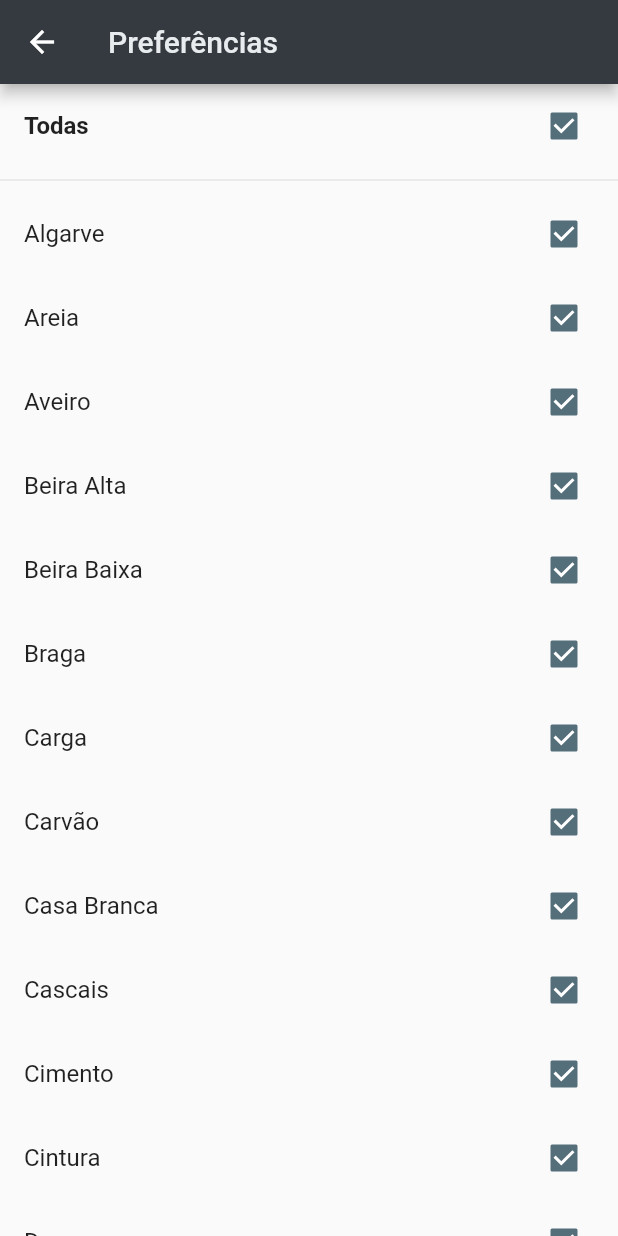
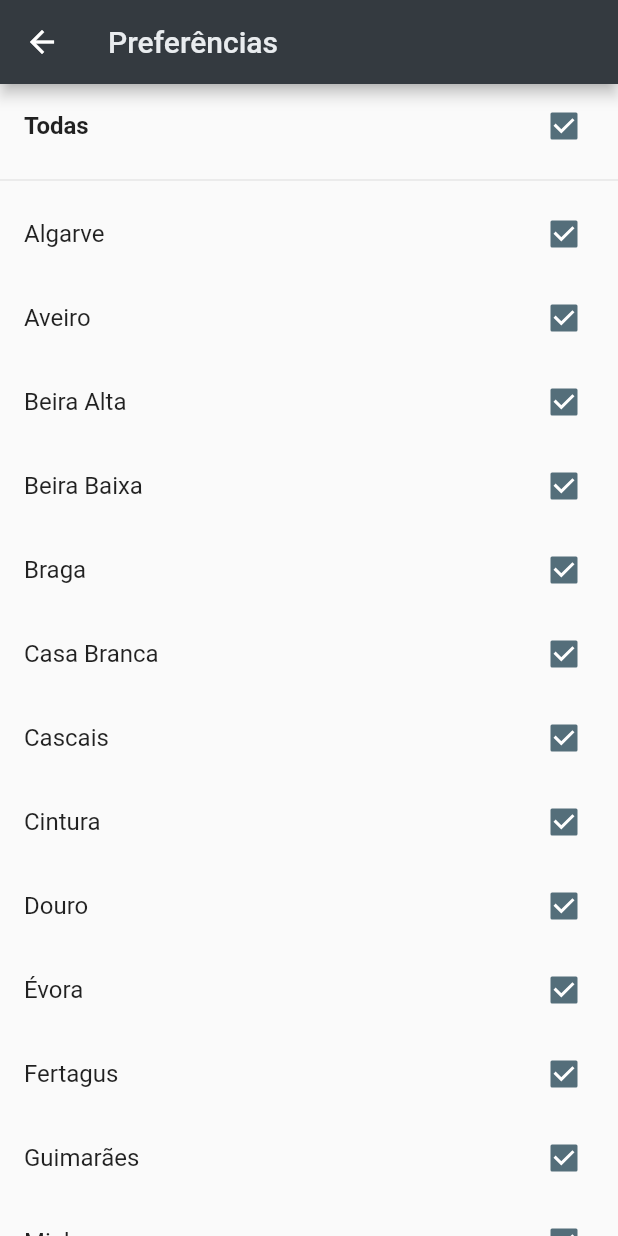
Before and after one commit to FogosPT/suprimidosmobile, a Flutter app: the Settings screen opened by its route, on a phone screen of 412 x 824 dp. Run offline on Flutter 3.47's test engine with Material 2 defaults, Android fonts, the phone set to English and light mode, and no system bars; our stand-ins replace firebase_messaging, shared_preferences, timeago; accounts and stored records are empty; network calls fail.

Commit message:
removed other locations

```diff
--- a/lib/constants/locations.dart
+++ b/lib/constants/locations.dart
@@ -1,28 +1,22 @@
 List locations = [
   {"key": "algarve", "value": "Algarve"},
-  {"key": "areia", "value": "Areia"},
   {"key": "aveiro", "value": "Aveiro"},
   {"key": "beiraAlta", "value": "Beira Alta"},
   {"key": "beiraBaixa", "value": "Beira Baixa"},
   {"key": "braga", "value": "Braga"},
-  {"key": "carga", "value": "Carga"},
-  {"key": "carvao", "value": "Carvão"},
   {"key": "casaBranca", "value": "Casa Branca"},
   {"key": "cascais", "value": "Cascais"},
-  {"key": "cimento", "value": "Cimento"},
   {"key": "cintura", "value": "Cintura"},
   {"key": "douro", "value": "Douro"},
-  {"key": "especial", "value": "Especial"},
   {"key": "evora", "value": "Évora"},
   {"key": "fertagus", "value": "Fertagus"},
   {"key": "guimaraes", "value": "Guimarães"},
-  {"key": "madeira", "value": "Madeira"},
   {"key": "minho", "value": "Minho"},
   {"key": "norte", "value": "Norte"},
   {"key": "oeste", "value": "Oeste"},
+  {"key": "outros", "value": "Outros"},
   {"key": "sado", "value": "Sado"},
   {"key": "sintra", "value": "Sintra"},
-  {"key": "soporcel", "value": "Soporcel"},
   {"key": "tomar", "value": "Tomar"},
 ];
 
```
